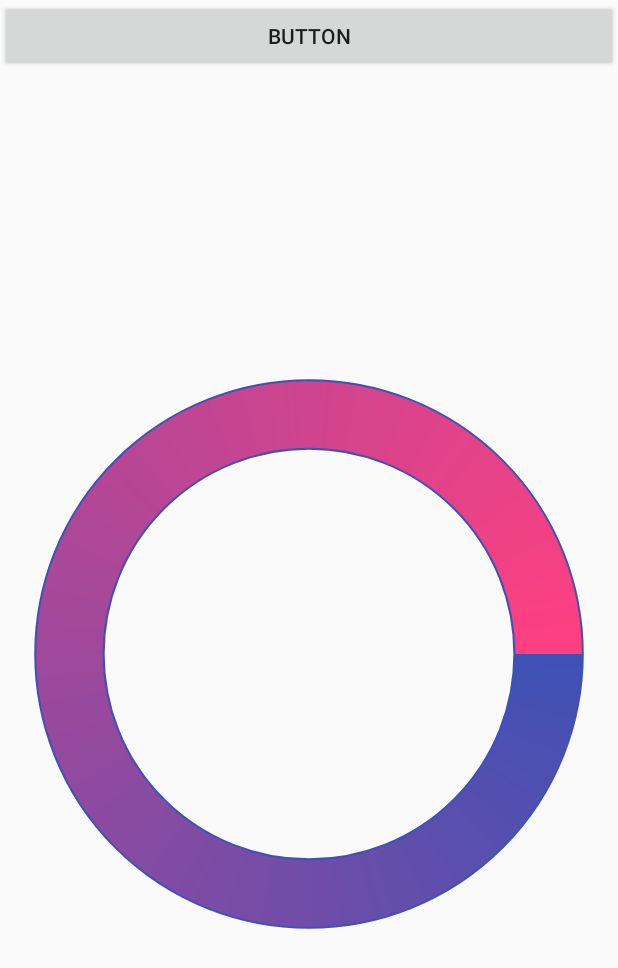
After one commit to wupojung/AndroidCodeZone, an Android app: the layout activity_camera.xml on its own in the app's theme, with its tools: preview values and no code run, on a phone screen of 412 x 824 dp. The commit adds this screen. Shown: the top 968 px of the screen. Run offline under Robolectric (Android 15) with nearby library versions, the phone set to English and light mode, and no system bars.

Commit message:
OpenCamera Demo

```diff
--- a/app/src/main/AndroidManifest.xml
+++ b/app/src/main/AndroidManifest.xml
@@ -19,6 +19,7 @@
         <activity android:name=".CustomerViewDemo" />
         <activity android:name=".TouchEventDemo" />
         <activity android:name=".ScoreActivity" />
+        <activity android:name=".CameraActivity" />"
     </application>
 
 </manifest>
--- /dev/null
+++ b/app/src/main/res/layout/activity_camera.xml
@@ -0,0 +1,18 @@
+<?xml version="1.0" encoding="utf-8"?>
+<LinearLayout xmlns:android="http://schemas.android.com/apk/res/android"
+    xmlns:app="http://schemas.android.com/apk/res-auto"
+    android:orientation="vertical" android:layout_width="match_parent"
+    android:layout_height="match_parent">
+
+    <Button
+        android:text="Button"
+        android:layout_width="match_parent"
+        android:layout_height="wrap_content"
+        android:id="@+id/btnGet" />
+
+    <ImageView
+        android:layout_width="match_parent"
+        android:layout_height="match_parent"
+        app:srcCompat="@drawable/shape_ring"
+        android:id="@+id/ivCamera" />
+</LinearLayout>
```
Also changed, not shown: app/src/main/java/net/wustudio/codezone/CameraActivity.java (added, +55 -0 lines), app/src/main/java/net/wustudio/codezone/MainActivity.java (+17 -7 lines).
